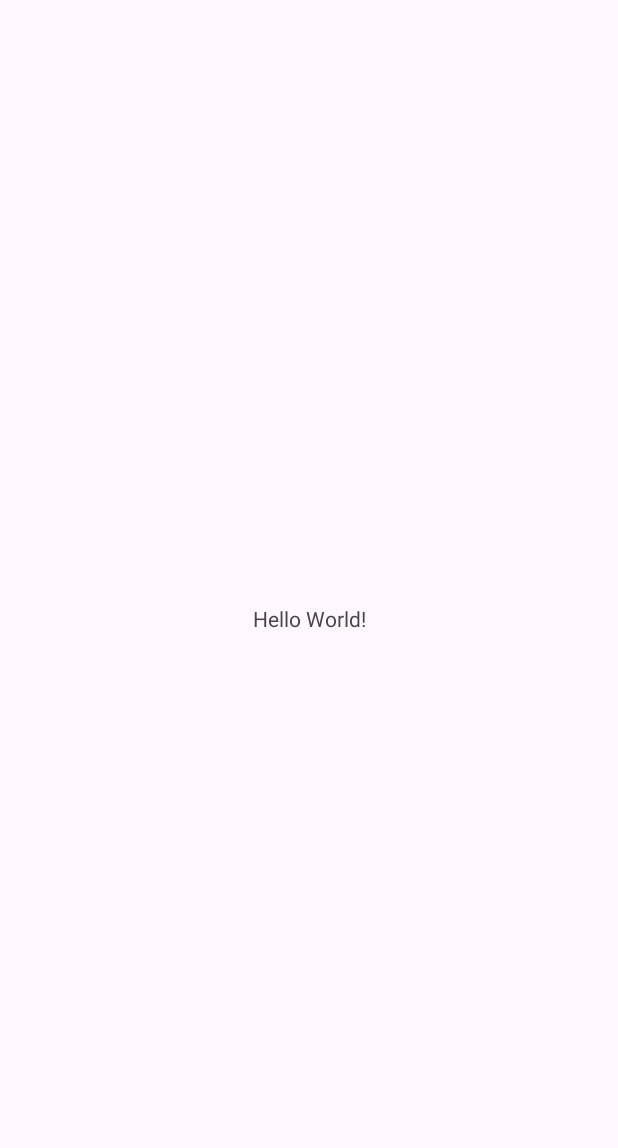
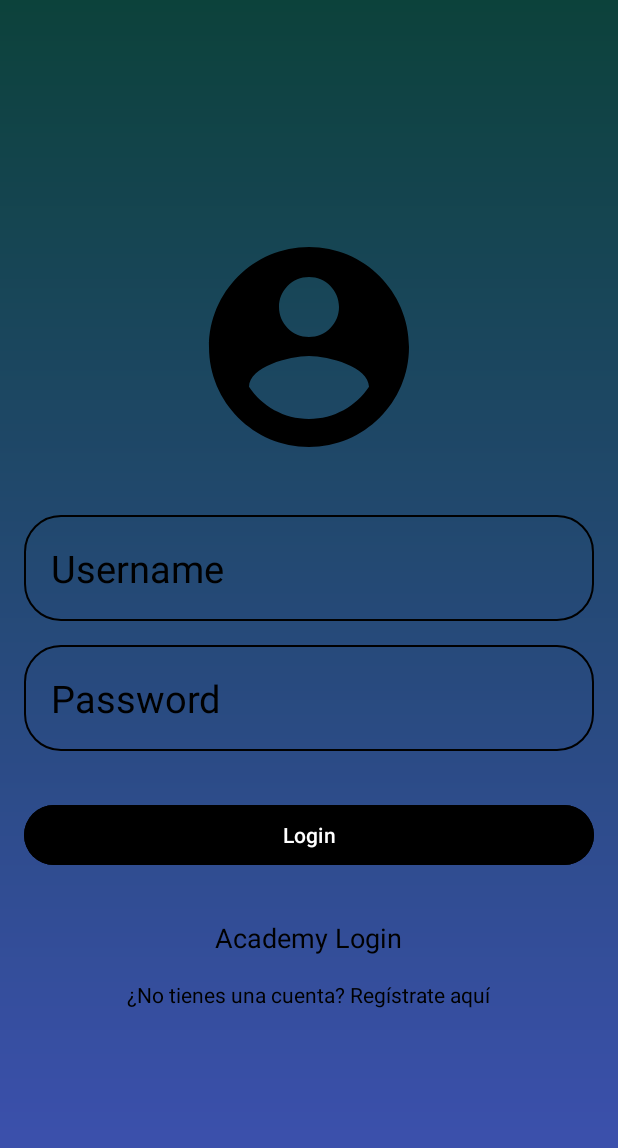
Before and after one commit to Joscalion04/Banner-App, an Android app: the screen it shows after launch (MainActivity), on a phone screen of 412 x 824 dp. Before the commit the part shown is almost empty. Shown: the top 1148 px of the screen. Run offline under Robolectric (Android 15) with nearby library versions, the phone set to English and light mode, and no system bars.

Commit message:
Login Base

```diff
--- a/app/src/main/AndroidManifest.xml
+++ b/app/src/main/AndroidManifest.xml
@@ -13,6 +13,12 @@
         android:theme="@style/Theme.SistemaMatricula"
         tools:targetApi="31">
         <activity
+            android:name=".RegisterActivity"
+            android:exported="false" />
+        <activity
+            android:name=".MenuActivity"
+            android:exported="false" />
+        <activity
             android:name=".MainActivity"
             android:exported="true">
             <intent-filter>
--- a/app/src/main/java/com/example/sistemamatricula/MainActivity.kt
+++ b/app/src/main/java/com/example/sistemamatricula/MainActivity.kt
@@ -1,20 +1,61 @@
 package com.example.sistemamatricula
 
-import android.os.Bundle
 import androidx.activity.enableEdgeToEdge
 import androidx.appcompat.app.AppCompatActivity
 import androidx.core.view.ViewCompat
 import androidx.core.view.WindowInsetsCompat
+import android.content.Context
+import android.content.Intent
+import android.os.Bundle
+import android.util.Log
+import android.widget.Button
+import android.widget.EditText
+import android.widget.TextView
+import android.widget.Toast
 
 class MainActivity : AppCompatActivity() {
+    private lateinit var userNameInput: EditText
+    private lateinit var passwordInput: EditText
+    private lateinit var loginBtn: Button
+    private lateinit var registerLink: TextView
+
     override fun onCreate(savedInstanceState: Bundle?) {
         super.onCreate(savedInstanceState)
-        enableEdgeToEdge()
         setContentView(R.layout.activity_main)
-        ViewCompat.setOnApplyWindowInsetsListener(findViewById(R.id.main)) { v, insets ->
-            val systemBars = insets.getInsets(WindowInsetsCompat.Type.systemBars())
-            v.setPadding(systemBars.left, systemBars.top, systemBars.right, systemBars.bottom)
-            insets
+
+        userNameInput = findViewById(R.id.username_input)
+        passwordInput = findViewById(R.id.password_input)
+        loginBtn = findViewById(R.id.login_btn)
+        registerLink = findViewById(R.id.register_link)
+
+        // Redirigir al usuario a la pantalla de registro
+        registerLink.setOnClickListener {
+            val intent = Intent(this, RegisterActivity::class.java)
+            startActivity(intent)
+        }
+
+        loginBtn.setOnClickListener {
+            val username = userNameInput.text.toString()
+            val password = passwordInput.text.toString()
+
+            if (validateCredentials(username, password)) {
+                // Si las credenciales son correctas, abrir MenuActivity
+                val intent = Intent(this, MenuActivity::class.java)
+                startActivity(intent)
+                finish() // Evitar que el usuario regrese al login presionando "atrás"
+            } else {
+                // Si las credenciales son incorrectas, mostrar un mensaje de error
+                Toast.makeText(this, "Usuario o contraseña incorrectos", Toast.LENGTH_SHORT).show()
+            }
         }
     }
+
+    // Método para validar credenciales con SharedPreferences
+    private fun validateCredentials(username: String, password: String): Boolean {
+        val sharedPreferences = getSharedPreferences("UserPrefs", Context.MODE_PRIVATE)
+        val savedUsername = sharedPreferences.getString("username", null)
+        val savedPassword = sharedPreferences.getString("password", null)
+
+        return username == savedUsername && password == savedPassword
+    }
 }
--- /dev/null
+++ b/app/src/main/res/drawable/icon_account_logo.xml
@@ -0,0 +1,5 @@
+<vector xmlns:android="http://schemas.android.com/apk/res/android" android:height="24dp" android:tint="#000000" android:viewportHeight="24" android:viewportWidth="24" android:width="24dp">
+
+    <path android:fillColor="@android:color/white" android:pathData="M12,2C6.48,2 2,6.48 2,12s4.48,10 10,10 10,-4.48 10,-10S17.52,2 12,2zM12,5c1.66,0 3,1.34 3,3s-1.34,3 -3,3 -3,-1.34 -3,-3 1.34,-3 3,-3zM12,19.2c-2.5,0 -4.71,-1.28 -6,-3.22 0.03,-1.99 4,-3.08 6,-3.08 1.99,0 5.97,1.09 6,3.08 -1.29,1.94 -3.5,3.22 -6,3.22z"/>
+
+</vector>
--- /dev/null
+++ b/app/src/main/res/drawable/login_background.xml
@@ -0,0 +1,9 @@
+<?xml version="1.0" encoding="utf-8"?>
+<shape xmlns:android="http://schemas.android.com/apk/res/android">
+    <gradient android:type="linear"
+        android:angle="100"
+        android:startColor="#0C423B"
+        android:endColor="#3F51B5"
+
+        />
+</shape>
--- /dev/null
+++ b/app/src/main/res/drawable/logout.xml
@@ -0,0 +1,5 @@
+<vector xmlns:android="http://schemas.android.com/apk/res/android" android:autoMirrored="true" android:height="24dp" android:tint="#000000" android:viewportHeight="24" android:viewportWidth="24" android:width="24dp">
+
+    <path android:fillColor="@android:color/white" android:pathData="M18,1.01L8,1c-1.1,0 -2,0.9 -2,2v3h2V5h10v14H8v-1H6v3c0,1.1 0.9,2 2,2h10c1.1,0 2,-0.9 2,-2V3c0,-1.1 -0.9,-1.99 -2,-1.99zM10,15h2V8H5v2h3.59L3,15.59 4.41,17 10,11.41z"/>
+
+</vector>
--- /dev/null
+++ b/app/src/main/res/drawable/rounded_corner.xml
@@ -0,0 +1,7 @@
+<?xml version="1.0" encoding="utf-8"?>
+<shape xmlns:android="http://schemas.android.com/apk/res/android"
+    android:shape="rectangle">
+    <corners android:radius="24dp"/>
+    <stroke android:width="1dip" android:color="@color/black"/>
+
+</shape>
--- a/app/src/main/res/layout/activity_main.xml
+++ b/app/src/main/res/layout/activity_main.xml
@@ -1,19 +1,83 @@
 <?xml version="1.0" encoding="utf-8"?>
-<androidx.constraintlayout.widget.ConstraintLayout xmlns:android="http://schemas.android.com/apk/res/android"
+<RelativeLayout xmlns:android="http://schemas.android.com/apk/res/android"
     xmlns:app="http://schemas.android.com/apk/res-auto"
     xmlns:tools="http://schemas.android.com/tools"
     android:id="@+id/main"
     android:layout_width="match_parent"
     android:layout_height="match_parent"
-    tools:context=".MainActivity">
+    android:background="@drawable/login_background"
+    tools:context=".MainActivity"
+    android:gravity="center"
+    android:padding="16dp"
+    >
+    <LinearLayout
+        android:layout_width="match_parent"
+        android:layout_height="wrap_content"
+        android:gravity="center"
+        android:orientation="vertical"
+        >
+        <ImageView
+            android:layout_width="160dp"
+            android:layout_height="160dp"
+            android:src="@drawable/icon_account_logo"
+            />
+        <EditText
+            android:layout_width="match_parent"
+            android:layout_height="wrap_content"
+            android:hint="Username"
+            android:layout_marginTop="32dp"
+            android:textColor="@color/black"
+            android:textColorHint="@color/black"
+            android:textSize="25sp"
+            android:background="@drawable/rounded_corner"
+            android:padding="18dp"
+            android:inputType="text"
+            android:id="@+id/username_input"
+            />
 
-    <TextView
-        android:layout_width="wrap_content"
-        android:layout_height="wrap_content"
-        android:text="Hello World!"
-        app:layout_constraintBottom_toBottomOf="parent"
-        app:layout_constraintEnd_toEndOf="parent"
-        app:layout_constraintStart_toStartOf="parent"
-        app:layout_constraintTop_toTopOf="parent" />
+        <EditText
+            android:layout_width="match_parent"
+            android:layout_height="wrap_content"
+            android:hint="Password"
+            android:layout_marginTop="16dp"
+            android:textColor="@color/black"
+            android:textColorHint="@color/black"
+            android:textSize="25sp"
+            android:background="@drawable/rounded_corner"
+            android:padding="18dp"
+            android:inputType="text"
+            android:id="@+id/password_input"
+            />
 
-</androidx.constraintlayout.widget.ConstraintLayout>
+        <Button
+            android:layout_width="match_parent"
+            android:layout_height="wrap_content"
+            android:text="Login"
+            android:backgroundTint="@color/black"
+            android:textColor="@color/white"
+            android:layout_marginTop="32dp"
+            android:id="@+id/login_btn"
+            />
+        <TextView
+            android:layout_width="wrap_content"
+            android:layout_height="wrap_content"
+            android:text="Academy Login"
+            android:textSize="18sp"
+            android:textColor="@color/black"
+            android:layout_marginTop="32dp"/>
+
+        <!-- Enlace de registro agregado -->
+        <TextView
+            android:layout_width="wrap_content"
+            android:layout_height="wrap_content"
+            android:text="¿No tienes una cuenta? Regístrate aquí"
+            android:textSize="14sp"
+            android:textColor="@color/black"
+            android:layout_marginTop="16dp"
+            android:id="@+id/register_link"
+            android:clickable="true"
+            android:focusable="true" />
+
+    </LinearLayout>
+
+</RelativeLayout>
```
Also changed, not shown: app/src/main/java/com/example/sistemamatricula/MenuActivity.kt (added, +68 -0 lines), app/src/main/java/com/example/sistemamatricula/RegisterActivity.kt (added, +54 -0 lines), app/src/main/res/drawable/home.xml (added, +7 -0 lines), app/src/main/res/drawable/settings.xml (added, +7 -0 lines), app/src/main/res/layout/activity_menu.xml (added, +39 -0 lines), app/src/main/res/layout/activity_register.xml (added, +26 -0 lines), app/src/main/res/layout/nav_header.xml (added, +45 -0 lines), app/src/main/res/menu/bottom_navigation_view.xml (added, +7 -0 lines).
